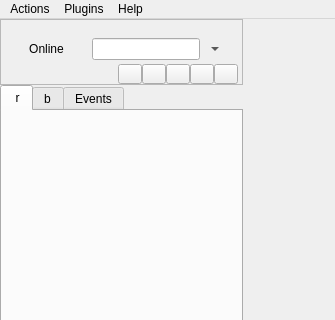
This is widgets/mainWindow.ui in xmpp-graveyard/jabbim as Qt 5 draws it before an edit; both pictures show x 0 to 335 and y 0 to 320 of the 335 by 682 pixel window. The edited form follows.
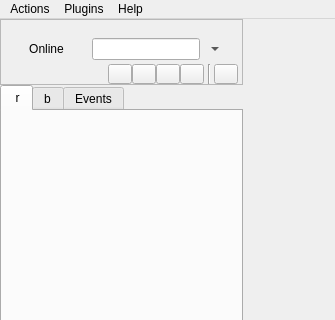
This is the edited form. Icons and pictures are not drawn.

Commit message: carecka mezi transporty a dalsi ikonky - #590

What changed in the file:
```diff
--- a/widgets/mainWindow.ui
+++ b/widgets/mainWindow.ui
@@ -744,6 +744,20 @@
 					  </property>
 				  </widget>
               </item>
+			  <item>
+				  <widget class="Line" name="line1" >
+					  <property name="orientation" >
+						  <enum>Qt::Vertical</enum>
+					  </property>
+					  <property name="minimumSize" >
+						  <size>
+							  <width>10</width>
+							  <height>1</height>
+						  </size>
+					  </property>
+
+				  </widget>
+     </item>
               <item>
                <widget class="QToolButton" name="statusButton" >
                 <property name="maximumSize" >
```
The commit also changes 2 other files.
